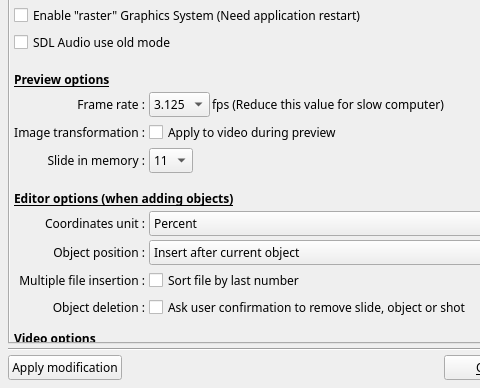
Before: the Qt Designer form DlgApplicationSettings.ui in boenki/ffdiaporama, drawn with Qt 5; both pictures show x 0 to 480 and y 112 to 500 of the 700 by 500 pixel window.
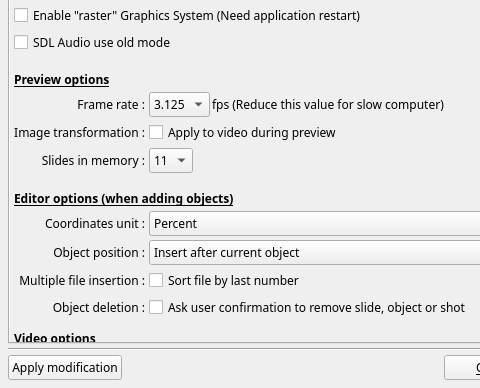
After: the same form once the commit is applied. Icons and pictures are not drawn.

The edit to the form file:
```diff
--- a/DlgApplicationSettings.ui
+++ b/DlgApplicationSettings.ui
@@ -414,7 +414,7 @@
            <item row="8" column="0">
             <widget class="QLabel" name="label_7">
              <property name="text">
-              <string>Slide in memory :</string>
+              <string>Slides in memory :</string>
              </property>
              <property name="alignment">
               <set>Qt::AlignRight|Qt::AlignTrailing|Qt::AlignVCenter</set>
```
Left out of the diff: 10 changed lines with no effect on the pictures.
